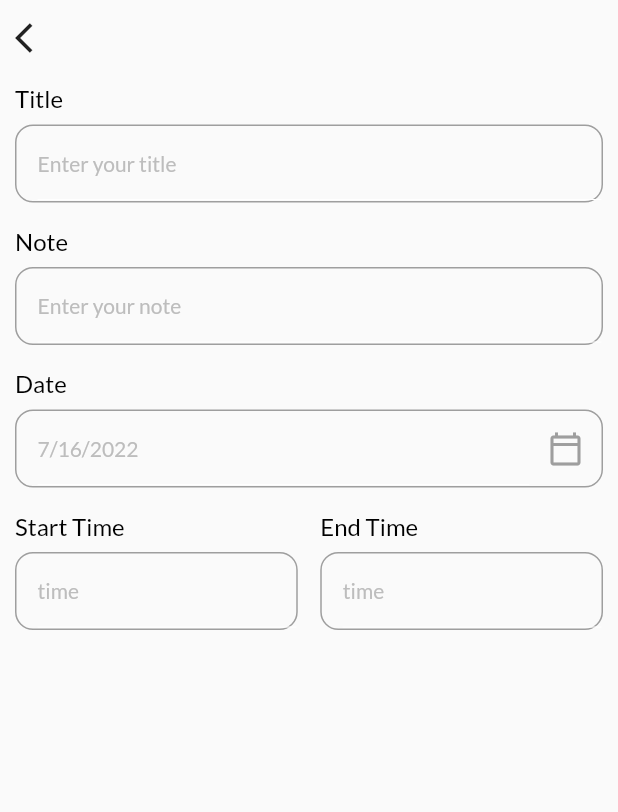
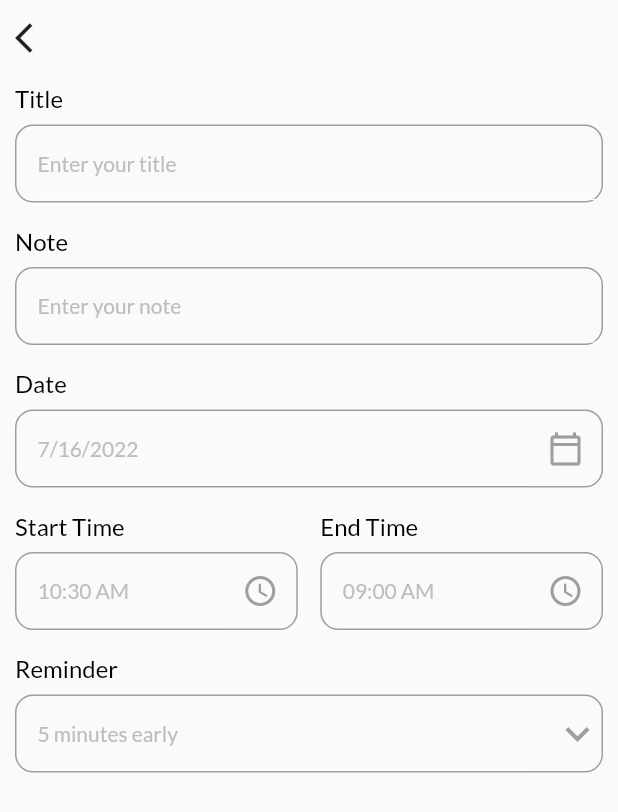
Before and after one commit to Booysen31SA/sharedspace, a Flutter app: the AddTask screen opened directly with empty values, on a phone screen of 412 x 824 dp. Shown: the top 812 px of the screen. Run offline on Flutter 3.47's test engine with Material 2 defaults, Android fonts, the phone set to English and light mode, and no system bars; our stand-ins replace animated_splash_screen, date_picker_timeline, flutter_local_notifications, flutter_spinkit, get, get_storage and 2 more; accounts and stored records are empty.

Commit message:
Added Form

```diff
--- a/lib/pages/Forms/AddTask.dart
+++ b/lib/pages/Forms/AddTask.dart
@@ -1,10 +1,11 @@
-// ignore_for_file: prefer_const_constructors, prefer_const_literals_to_create_immutables, sized_box_for_whitespace
+// ignore_for_file: prefer_const_constructors, prefer_const_literals_to_create_immutables, sized_box_for_whitespace, unused_field, prefer_final_fields
 
 import 'package:flutter/material.dart';
 import 'package:flutter/src/foundation/key.dart';
 import 'package:flutter/src/widgets/framework.dart';
 import 'package:intl/intl.dart';
 import 'package:sharedspace/configs/theme.dart';
+import 'package:sharedspace/services/themeService.dart';
 import 'package:sharedspace/widgets/input_field.dart';
 
 class AddTask extends StatefulWidget {
@@ -19,6 +20,10 @@ class AddTask extends StatefulWidget {
 
 class _AddTaskState extends State<AddTask> {
   DateTime _selectedDate = DateTime.now();
+  String _endTime = '09:00 AM';
+  String _startTime = DateFormat("hh:mm a").format(DateTime.now()).toString();
+  int _selectedRemind = 5;
+  List<int> remindList = [5, 10, 15, 30];
   @override
   Widget build(BuildContext context) {
     return Scaffold(
@@ -53,18 +58,68 @@ class _AddTaskState extends State<AddTask> {
                       Row(
                         children: [
                           Expanded(
-                            child:
-                                MyInputField(title: 'Start Time', hint: 'time'),
+                            child: MyInputField(
+                              title: 'Start Time',
+                              hint: _startTime,
+                              widget: IconButton(
+                                onPressed: () {
+                                  _getTimeFromUser(isStartTime: true);
+                                },
+                                icon: Icon(
+                                  Icons.access_time_rounded,
+                                  color: Colors.grey,
+                                ),
+                              ),
+                            ),
                           ),
                           SizedBox(
                             width: 15,
                           ),
                           Expanded(
-                            child:
-                                MyInputField(title: 'End Time', hint: 'time'),
+                            child: MyInputField(
+                              title: 'End Time',
+                              hint: _endTime,
+                              widget: IconButton(
+                                onPressed: () {
+                                  _getTimeFromUser(isStartTime: false);
+                                },
+                                icon: Icon(
+                                  Icons.access_time_rounded,
+                                  color: Colors.grey,
+                                ),
+                              ),
+                            ),
                           )
                         ],
-                      )
+                      ),
+                      MyInputField(
+                        title: 'Reminder',
+                        hint: '$_selectedRemind minutes early',
+                        widget: DropdownButton(
+                          icon: Icon(
+                            Icons.keyboard_arrow_down,
+                            color: Colors.grey,
+                          ),
+                          iconSize: 32,
+                          elevation: 4,
+                          style: subTitleStyle,
+                          underline: Container(height: 0),
+                          onChanged: (String? newValue) {
+                            setState(() {
+                              _selectedRemind = int.parse(newValue!);
+                            });
+                          },
+                          items: remindList
+                              .map<DropdownMenuItem<String>>((int value) {
+                            return DropdownMenuItem(
+                              value: value.toString(),
+                              child: Text(
+                                value.toString(),
+                              ),
+                            );
+                          }).toList(),
+                        ),
+                      ),
                     ],
                   ),
                 ),
@@ -123,4 +178,35 @@ class _AddTaskState extends State<AddTask> {
       print('Something Went wrong with date Picker');
     }
   }
+
+  _getTimeFromUser({required bool isStartTime}) async {
+    var pickedTime = await _showTimePicker();
+
+    if (pickedTime == null) {
+      print('Time Cancelled');
+    } else if (isStartTime) {
+      setState(() {
+        String _formattedTime = pickedTime.format(context);
+        _startTime = _formattedTime;
+      });
+    } else {
+      setState(() {
+        String _formattedTime = pickedTime.format(context);
+        _endTime = _formattedTime;
+      });
+    }
+  }
+
+  _showTimePicker() {
+    return showTimePicker(
+      initialEntryMode: TimePickerEntryMode.input,
+      context: context,
+      initialTime: TimeOfDay(
+        hour: int.parse(
+          _startTime.split(':')[0],
+        ),
+        minute: int.parse(_startTime.split(':')[1].split(' ')[0]),
+      ),
+    );
+  }
 }
```
